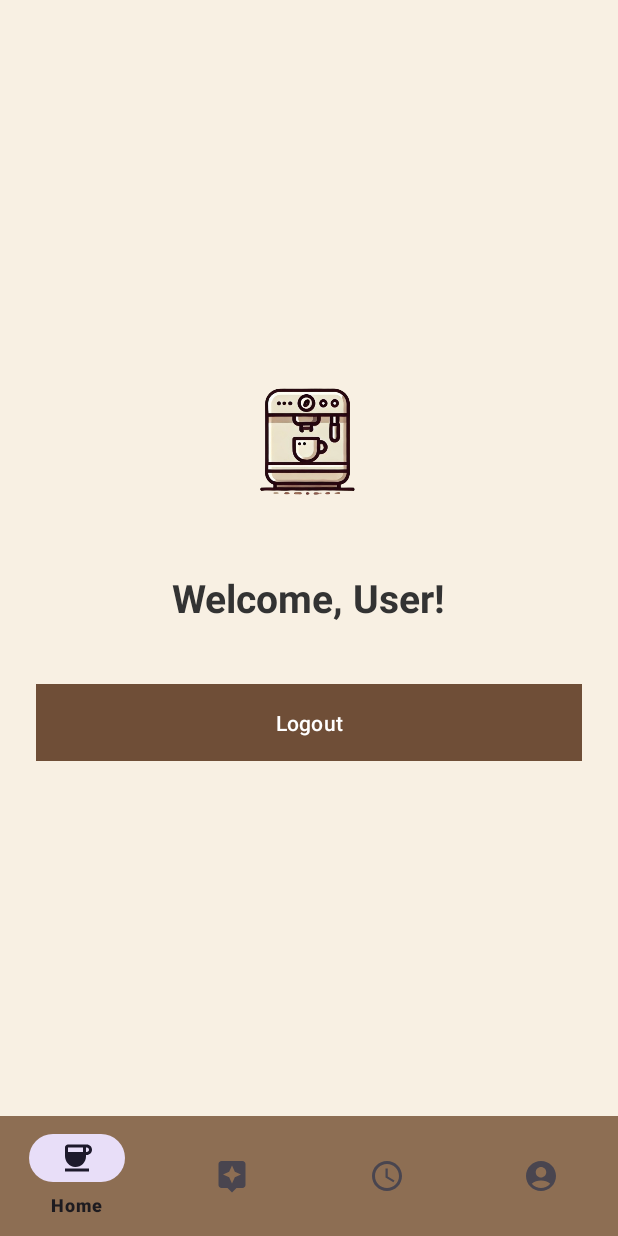
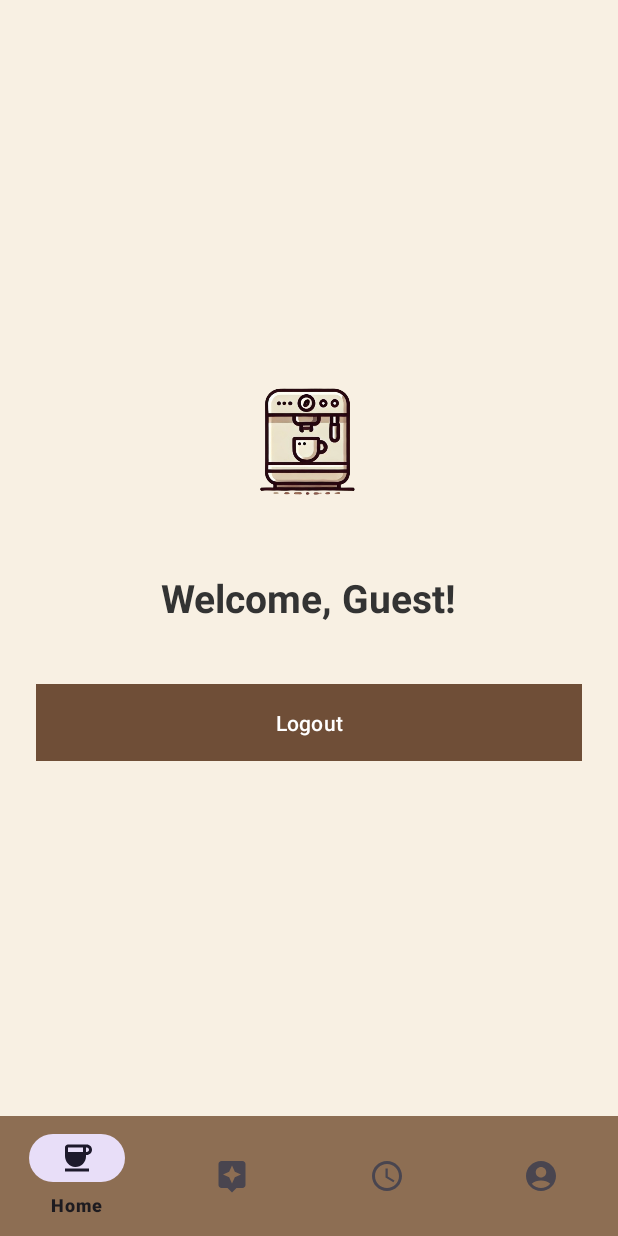
Before and after one commit to Cloudware727/IoT-AndroidApp, an Android app: the fragment LoggedInFragment placed in its activity, on a phone screen of 412 x 824 dp. Run offline under Robolectric (Android 15) with nearby library versions, the phone set to English and light mode, and no system bars.

```diff
--- a/app/src/main/java/com/example/iot_android_app/LoggedInFragment.java
+++ b/app/src/main/java/com/example/iot_android_app/LoggedInFragment.java
@@ -1,5 +1,7 @@
 package com.example.iot_android_app;
 
+import android.content.Context;
+import android.content.SharedPreferences;
 import android.os.Bundle;
 import android.view.LayoutInflater;
 import android.view.View;
@@ -29,7 +31,9 @@ public class LoggedInFragment extends Fragment {
         Button btnLogout = view.findViewById(R.id.btn_logout);
 
         // Example: Set username (Change this based on actual user data)
-        String username = "User";  // Replace with actual username if stored
+        SharedPreferences prefs = requireActivity().getSharedPreferences("user_prefs", Context.MODE_PRIVATE);
+        String username = prefs.getString("username", "Guest");
+
         tvWelcome.setText("Welcome, " + username + "!");
 
         // Logout Button
```
Also changed, not shown: app/src/main/java/com/example/iot_android_app/account_screen.java (+20 -10 lines).
